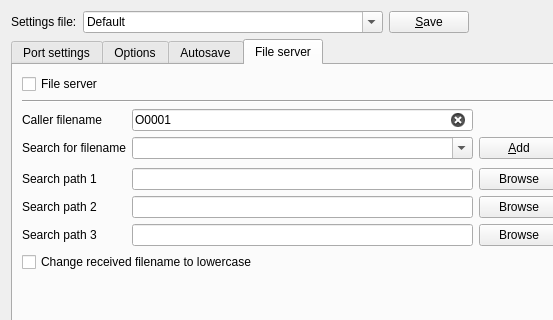
This is src/serialportconfigdialog.ui in GCodeProjects/GCodeWorkShop as Qt 5 draws it before an edit; both pictures show x 0 to 553 and y 0 to 320 of the 667 by 431 pixel window. The edited form follows.
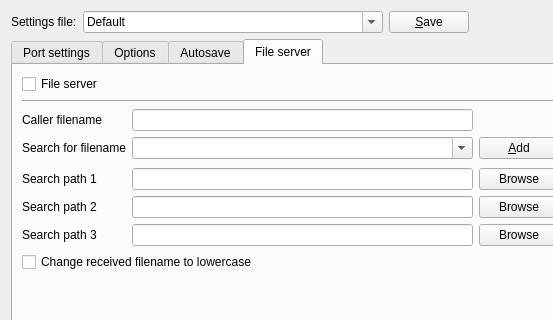
This is the edited form. The open tabs and pages were chosen to show the change. Icons and pictures are not drawn.

Diff of the .ui file:
```diff
--- a/src/serialportconfigdialog.ui
+++ b/src/serialportconfigdialog.ui
@@ -1494,7 +1494,7 @@
 Set this file name as other files received from this machine.</string>
            </property>
            <property name="text">
-            <string>O0001</string>
+            <string/>
            </property>
            <property name="clearButtonEnabled">
             <bool>true</bool>
```
Left out of the diff: 2 changed lines with no effect on the pictures.
